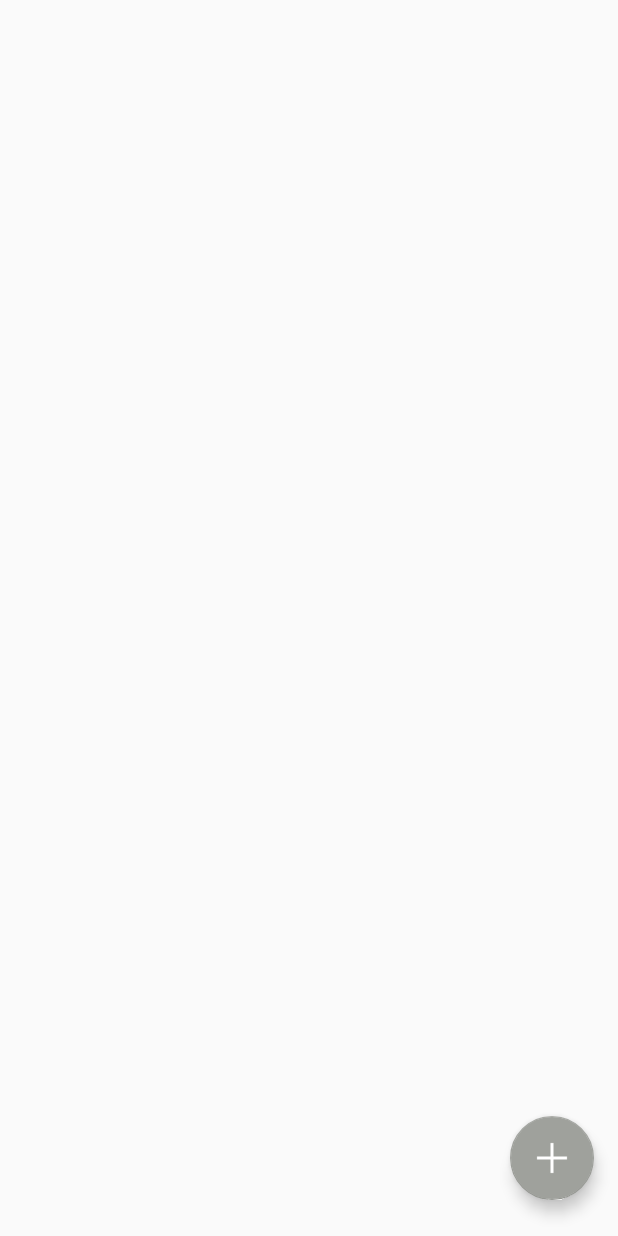
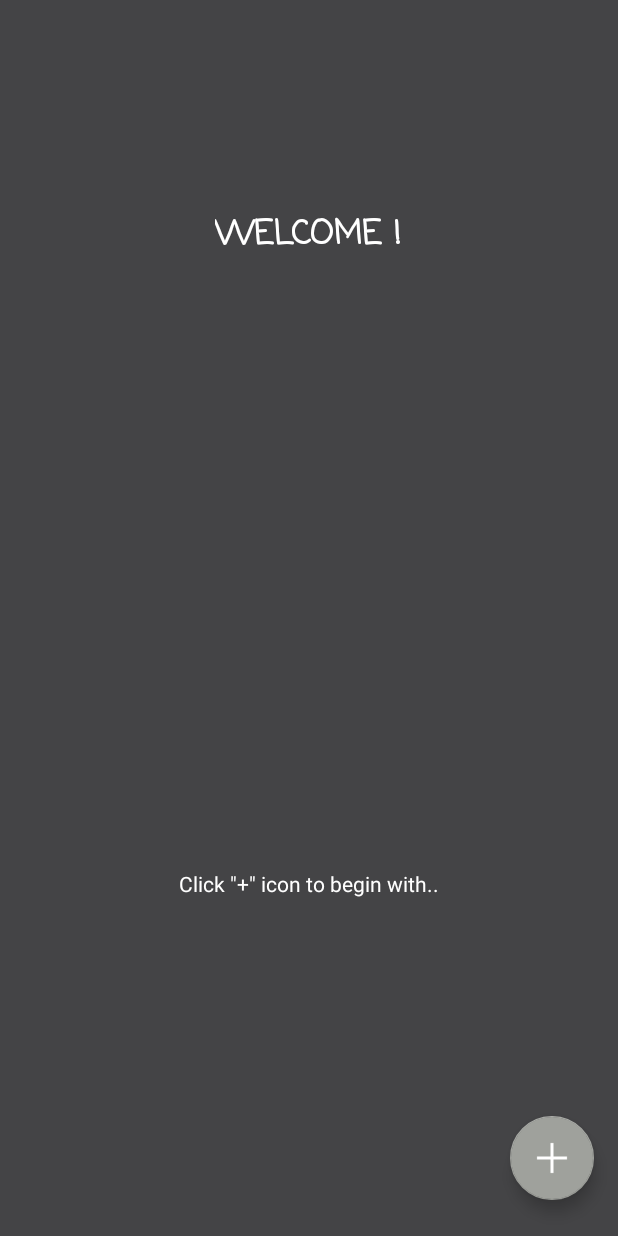
Before and after one commit to dipeshkoirala21/scheduler, an Android app: the PopUp screen opened directly, with no data from a screen before it, on a phone screen of 412 x 824 dp. Run offline under Robolectric (Android 15) with nearby library versions, the phone set to English and light mode, and no system bars; 2 statements that could not run were skipped.

Commit message:
Added Logo,FAB and PopUp window changes

```diff
--- a/app/src/main/java/com/example/dipes/scheduler/MainActivity.java
+++ b/app/src/main/java/com/example/dipes/scheduler/MainActivity.java
@@ -2,12 +2,15 @@ package com.example.dipes.scheduler;
 
 import android.Manifest;
 import android.content.pm.PackageManager;
+import android.graphics.RectF;
+import android.opengl.Matrix;
 import android.os.Bundle;
 import android.support.annotation.NonNull;
 import android.support.v4.app.ActivityCompat;
 import android.support.v7.app.AppCompatActivity;
 import android.util.Log;
 import android.util.SparseArray;
+import android.view.Surface;
 import android.view.SurfaceHolder;
 import android.view.SurfaceView;
 import android.widget.TextView;
@@ -26,6 +29,7 @@ public class MainActivity extends AppCompatActivity {
     CameraSource cameraSource;
     private static int SPLASH_TIME_OUT=4000;
     final int RequestCameraPermissionID = 1001;
+
 
 
 
@@ -65,10 +69,10 @@ public class MainActivity extends AppCompatActivity {
 
             cameraSource = new CameraSource.Builder(getApplicationContext(), textRecognizer)
                     .setFacing(CameraSource.CAMERA_FACING_BACK)
-                    .setRequestedPreviewSize(720, 1280)
+                    .setRequestedPreviewSize(1080, 1280)
                     .setRequestedFps(2.0f)
-                    .setAutoFocusEnabled(true)
-                    .build();
+                    .setAutoFocusEnabled(true).build();
+
             cameraView.getHolder().addCallback(new SurfaceHolder.Callback() {
                 @Override
                 public void surfaceCreated(SurfaceHolder surfaceHolder) {
@@ -101,7 +105,7 @@ public class MainActivity extends AppCompatActivity {
 
             });
 
-            textRecognizer.setProcessor(new Detector.Processor<TextBlock>() {
+                textRecognizer.setProcessor(new Detector.Processor<TextBlock>() {
                 @Override
                 public void release() {
 
@@ -151,5 +155,4 @@ public class MainActivity extends AppCompatActivity {
 
         }
     }
-
 }
--- a/app/src/main/res/layout/activity_popup.xml
+++ b/app/src/main/res/layout/activity_popup.xml
@@ -5,6 +5,7 @@
     android:id="@+id/btn"
     android:layout_width="match_parent"
     android:layout_height="match_parent"
+    android:background="@color/colorPrimaryDark"
     tools:context="com.example.dipes.scheduler.PopUp">
 
     <android.support.design.widget.FloatingActionButton
@@ -19,4 +20,27 @@
         app:backgroundTint="@color/ic_launcher_background"
         android:src="@drawable/plus"/>
 
+    <TextView
+        android:id="@+id/wel_view"
+        android:layout_width="wrap_content"
+        android:layout_height="wrap_content"
+        android:layout_alignParentTop="true"
+        android:layout_centerHorizontal="true"
+        android:layout_marginTop="140dp"
+        android:fontFamily="casual"
+        android:text="WELCOME !"
+        android:textStyle="bold"
+        android:textAppearance="@android:style/TextAppearance.Material.Large"
+        android:textColor="#ffffff" />
+
+    <TextView
+        android:id="@+id/info_view"
+        android:layout_width="wrap_content"
+        android:layout_height="wrap_content"
+        android:layout_alignParentBottom="true"
+        android:layout_centerHorizontal="true"
+        android:layout_marginBottom="225dp"
+        android:textColor="#ffffff"
+        android:text='Click "+" icon to begin with..' />
+
 </RelativeLayout>
```
